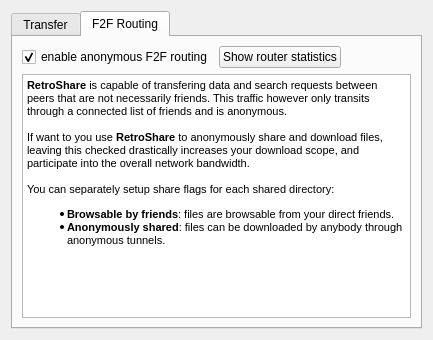
RetroShare/RetroShare, file retroshare-gui/src/gui/settings/TransferPage.ui: the form before one commit.
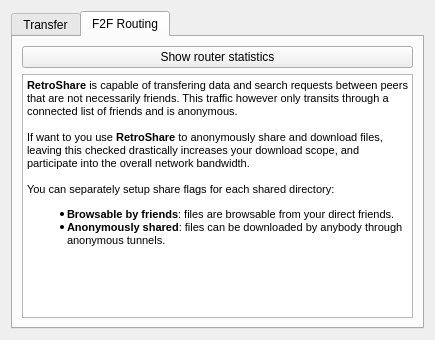
The form after the commit. The open tabs and pages were chosen to show the change.

The edit to the form file:
```diff
--- a/retroshare-gui/src/gui/settings/TransferPage.ui
+++ b/retroshare-gui/src/gui/settings/TransferPage.ui
@@ -6,7 +6,7 @@
    <rect>
     <x>0</x>
     <y>0</y>
-    <width>433</width>
+    <width>435</width>
     <height>340</height>
    </rect>
   </property>
@@ -120,16 +120,6 @@
       <layout class="QVBoxLayout" name="verticalLayout_3">
        <item>
         <layout class="QHBoxLayout" name="horizontalLayout">
-         <item>
-          <widget class="QCheckBox" name="_enableTurtleCB">
-           <property name="text">
-            <string>enable anonymous F2F routing</string>
-           </property>
-           <property name="checked">
-            <bool>true</bool>
-           </property>
-          </widget>
-         </item>
          <item>
           <widget class="QPushButton" name="_showTurtleDialogPB">
            <property name="text">
@@ -137,19 +127,6 @@
            </property>
           </widget>
          </item>
-         <item>
-          <spacer name="horizontalSpacer">
-           <property name="orientation">
-            <enum>Qt::Horizontal</enum>
-           </property>
-           <property name="sizeHint" stdset="0">
-            <size>
-             <width>40</width>
-             <height>20</height>
-            </size>
-           </property>
-          </spacer>
-         </item>
         </layout>
        </item>
        <item>
@@ -161,7 +138,7 @@
           <string>&lt;!DOCTYPE HTML PUBLIC &quot;-//W3C//DTD HTML 4.0//EN&quot; &quot;http://www.w3.org/TR/REC-html40/strict.dtd&quot;&gt;
 &lt;html&gt;&lt;head&gt;&lt;meta name=&quot;qrichtext&quot; content=&quot;1&quot; /&gt;&lt;style type=&quot;text/css&quot;&gt;
 p, li { white-space: pre-wrap; }
-&lt;/style&gt;&lt;/head&gt;&lt;body style=&quot; font-family:'MS Shell Dlg 2'; font-size:8.25pt; font-weight:400; font-style:normal;&quot;&gt;
+&lt;/style&gt;&lt;/head&gt;&lt;body style=&quot; font-family:'DejaVu Sans'; font-size:10pt; font-weight:400; font-style:normal;&quot;&gt;
 &lt;p style=&quot; margin-top:0px; margin-bottom:0px; margin-left:0px; margin-right:0px; -qt-block-indent:0; text-indent:0px;&quot;&gt;&lt;span style=&quot; font-family:'Sans'; font-size:8pt; font-weight:600;&quot;&gt;RetroShare&lt;/span&gt;&lt;span style=&quot; font-family:'Sans'; font-size:8pt;&quot;&gt; is capable of transfering data and search requests between peers that are not necessarily friends. This traffic however only transits through a connected list of friends and is anonymous.&lt;/span&gt;&lt;/p&gt;
 &lt;p style=&quot;-qt-paragraph-type:empty; margin-top:0px; margin-bottom:0px; margin-left:0px; margin-right:0px; -qt-block-indent:0; text-indent:0px; font-family:'Sans'; font-size:8pt;&quot;&gt;&lt;/p&gt;
 &lt;p style=&quot; margin-top:0px; margin-bottom:0px; margin-left:0px; margin-right:0px; -qt-block-indent:0; text-indent:0px;&quot;&gt;&lt;span style=&quot; font-family:'Sans'; font-size:8pt;&quot;&gt;If want to you use &lt;/span&gt;&lt;span style=&quot; font-family:'Sans'; font-size:8pt; font-weight:600;&quot;&gt;RetroShare&lt;/span&gt;&lt;span style=&quot; font-family:'Sans'; font-size:8pt;&quot;&gt; to anonymously share and download files, leaving this checked drastically increases your download scope, and participate into the overall network bandwidth. &lt;/span&gt;&lt;/p&gt;
```
